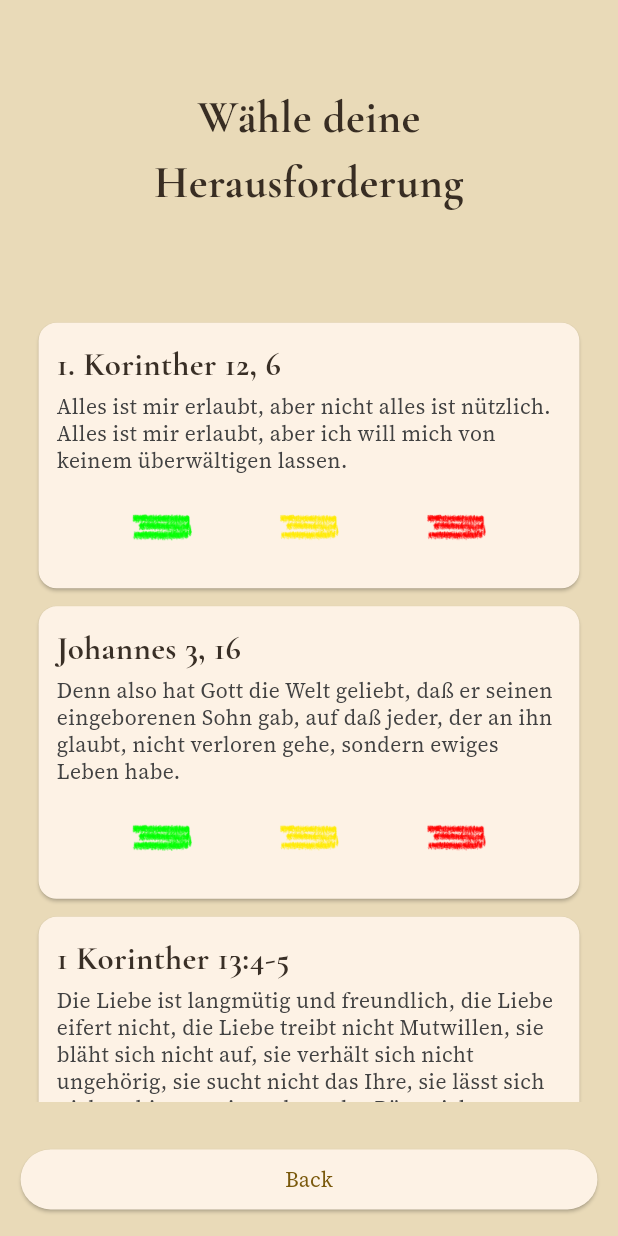
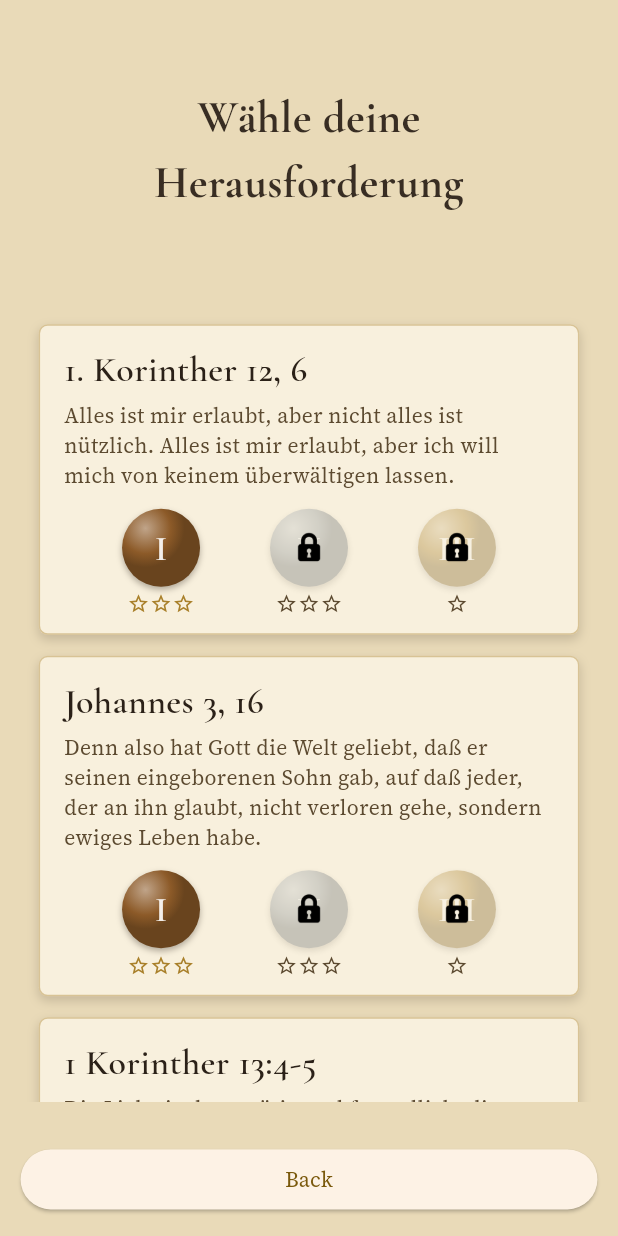
Before and after one commit to Paradoxianer/flying_words, a Flutter app: the LevelSelectionScreen screen opened by its route, on a phone screen of 412 x 824 dp. Run offline on Flutter 3.47's test engine with Material 3 defaults, Android fonts, the phone set to English and light mode, and no system bars; our stand-ins replace audioplayers, firebase_core, firebase_crashlytics, go_router, google_mobile_ads, in_app_purchase and 1 more; missing offline and left inert: games_services; accounts and stored records are empty.

Commit message:
Scriptorium design PR 2: parchment cards, wax seals and stars
Part of #39; fixes #26 and fixes #28.

- the level selection shows each verse as a parchment card: verse
  reference in the display face, readable verse text, and the three
  difficulties as wax seals I/II/III (bronze/silver/gold)
- locked seals are greyed out, carry the padlock and don't react;
  unlocking follows the strict rule from #39 (two stars on the
  previous seal, evaluated per verse)
- earned stars are shown under every seal (seal I/II up to three,
  seal III the single master star)
- PlayerProgress.progressForVerse provides the per-verse progress;
  the unused difficulty marker image map is gone
- widget tests for the locked/unlocked and star display states

Co-Authored-By: Claude Fable 5 <noreply@anthropic.com>
Claude-Session: https://claude.ai/code/session_01C31aajg4sVKhdu6RmcpkPo

```diff
--- a/lib/src/game_internals/lesson.dart
+++ b/lib/src/game_internals/lesson.dart
@@ -18,13 +18,6 @@ Map<Difficulty, int> difficultyWordcount = {
   Difficulty.normal: 6,
   Difficulty.insane: 11,
 };
-
-Map<Difficulty, String> difficultyImagePath = {
-  Difficulty.slow: 'assets/images/marker/marker_green.png',
-  Difficulty.normal: 'assets/images/marker/marker_yellow.png',
-  Difficulty.insane: 'assets/images/marker/marker_red.png',
-};
-
 
 class Lesson{
   final int number;
--- a/lib/src/level_selection/level_item.dart
+++ b/lib/src/level_selection/level_item.dart
@@ -5,55 +5,68 @@ import 'package:go_router/go_router.dart';
 
 import '../audio/audio_controller.dart';
 import '../audio/sounds.dart';
+import '../player_progress/player_progress.dart';
+import '../style/palette.dart';
+import '../style/scriptorium_text.dart';
+import 'wax_seal.dart';
 
+/// One verse in the level selection: a parchment card with the verse,
+/// the three wax seals (difficulties) and the earned stars.
 class LevelItem extends StatelessWidget {
   final Lesson level;
   const LevelItem(this.level, {super.key});
 
   @override
   Widget build(BuildContext context) {
-    return Card(
-      margin: const EdgeInsets.symmetric(horizontal: 12, vertical: 6),
+    final palette = context.watch<Palette>();
+    final progress =
+        context.watch<PlayerProgress>().progressForVerse(level.verse);
+
+    return Container(
+      margin: const EdgeInsets.symmetric(horizontal: 12, vertical: 7),
+      decoration: BoxDecoration(
+        color: palette.parchmentLight,
+        borderRadius: BorderRadius.circular(6),
+        border: Border.all(color: palette.gold.withValues(alpha: 0.4)),
+        boxShadow: [
+          BoxShadow(
+            color: palette.inkFullOpacity.withValues(alpha: 0.18),
+            blurRadius: 5,
+            offset: const Offset(0, 3),
+          ),
+        ],
+      ),
       child: Padding(
-        padding: const EdgeInsets.all(12),
+        padding: const EdgeInsets.fromLTRB(16, 12, 16, 8),
         child: Column(
           crossAxisAlignment: CrossAxisAlignment.start,
           children: [
             Text(
               level.verse,
-              style: const TextStyle(
-                fontFamily: 'Cormorant Garamond', fontWeight: FontWeight.w700,
-                fontSize: 22,
-              ),
+              style:
+                  ScriptoriumText.verseRef.copyWith(color: palette.inkFullOpacity),
             ),
             const SizedBox(height: 4),
             Text(
               level.text,
-              style: TextStyle(
-                fontSize: 14,
-                height: 1.3,
-                color: Colors.grey.shade800,
-              ),
+              style: ScriptoriumText.verse
+                  .copyWith(fontSize: 14, color: palette.inkFaded),
             ),
             const SizedBox(height: 8),
             Row(
               mainAxisAlignment: MainAxisAlignment.spaceEvenly,
               children: [
                 for (final difficulty in Difficulty.values)
-                  IconButton(
-                    tooltip: difficulty.name,
+                  WaxSeal(
+                    key: Key('seal-${level.number}-${difficulty.name}'),
+                    difficulty: difficulty,
+                    progress: progress,
                     onPressed: () {
                       final audioController = context.read<AudioController>();
                       audioController.playSfx(SfxType.buttonTap);
-                      GoRouter.of(context)
-                          .go('/play/session/${level.number}/${difficulty.name}');
+                      GoRouter.of(context).go(
+                          '/play/session/${level.number}/${difficulty.name}');
                     },
-                    icon: Image.asset(
-                      difficultyImagePath[difficulty]!,
-                      width: 40,
-                      height: 40,
-                      fit: BoxFit.contain,
-                    ),
                   ),
               ],
             ),
--- /dev/null
+++ b/lib/src/level_selection/wax_seal.dart
@@ -0,0 +1,129 @@
+import 'package:flutter/material.dart';
+import 'package:flying_words/src/game_internals/lesson.dart';
+import 'package:provider/provider.dart';
+
+import '../player_progress/player_progress.dart';
+import '../style/palette.dart';
+import '../style/scriptorium_text.dart';
+
+const _sealNumerals = {
+  Difficulty.slow: 'I',
+  Difficulty.normal: 'II',
+  Difficulty.insane: 'III',
+};
+
+/// A wax seal representing one difficulty of a verse: bronze, silver or
+/// gold, with the earned stars underneath. Locked seals are greyed out
+/// and carry the padlock (#26, #39).
+class WaxSeal extends StatelessWidget {
+  final Difficulty difficulty;
+  final VerseProgress progress;
+  final VoidCallback? onPressed;
+
+  const WaxSeal({
+    super.key,
+    required this.difficulty,
+    required this.progress,
+    this.onPressed,
+  });
+
+  bool get unlocked => progress.unlocked(difficulty);
+
+  Color _sealColor(Palette palette) {
+    switch (difficulty) {
+      case Difficulty.slow:
+        return palette.sealBronze;
+      case Difficulty.normal:
+        return palette.sealSilver;
+      case Difficulty.insane:
+        return palette.sealGold;
+    }
+  }
+
+  @override
+  Widget build(BuildContext context) {
+    final palette = context.watch<Palette>();
+    final color = _sealColor(palette);
+    final stars = progress.stars(difficulty);
+    final maxStars = VerseProgress.maxStars(difficulty);
+
+    final seal = Container(
+      width: 52,
+      height: 52,
+      decoration: BoxDecoration(
+        shape: BoxShape.circle,
+        gradient: RadialGradient(
+          center: const Alignment(-0.4, -0.5),
+          colors: [
+            Color.lerp(color, Colors.white, 0.45)!,
+            color,
+            Color.lerp(color, Colors.black, 0.25)!,
+          ],
+          stops: const [0.0, 0.65, 1.0],
+        ),
+        boxShadow: [
+          BoxShadow(
+            color: palette.inkFullOpacity.withValues(alpha: 0.35),
+            blurRadius: 3,
+            offset: const Offset(0, 2),
+          ),
+        ],
+      ),
+      alignment: Alignment.center,
+      child: Text(
+        _sealNumerals[difficulty]!,
+        style: ScriptoriumText.heading.copyWith(
+          fontSize: 24,
+          color: palette.trueWhite.withValues(alpha: 0.9),
+        ),
+      ),
+    );
+
+    return Semantics(
+      button: true,
+      enabled: unlocked,
+      label: 'Siegel ${_sealNumerals[difficulty]}'
+          '${unlocked ? '' : ', gesperrt'}',
+      child: InkWell(
+        onTap: unlocked ? onPressed : null,
+        borderRadius: BorderRadius.circular(12),
+        child: Padding(
+          padding: const EdgeInsets.symmetric(horizontal: 8, vertical: 4),
+          child: Column(
+            mainAxisSize: MainAxisSize.min,
+            children: [
+              if (unlocked)
+                seal
+              else
+                Stack(
+                  alignment: Alignment.center,
+                  children: [
+                    Opacity(opacity: 0.35, child: seal),
+                    Image.asset(
+                      'assets/images/padlock.png',
+                      key: Key('padlock-${difficulty.name}'),
+                      width: 26,
+                      height: 26,
+                    ),
+                  ],
+                ),
+              const SizedBox(height: 4),
+              Row(
+                mainAxisSize: MainAxisSize.min,
+                children: [
+                  for (var i = 0; i < maxStars; i++)
+                    Icon(
+                      i < stars ? Icons.star : Icons.star_border,
+                      key: i < stars ? Key('star-${difficulty.name}-$i') : null,
+                      size: 15,
+                      color: unlocked ? palette.gold : palette.inkFaded,
+                    ),
+                ],
+              ),
+            ],
+          ),
+        ),
+      ),
+    );
+  }
+}
--- a/lib/src/player_progress/player_progress.dart
+++ b/lib/src/player_progress/player_progress.dart
@@ -144,6 +144,11 @@ class PlayerProgress extends ChangeNotifier {
   Score? getScoreforVerse(String verse, Difficulty difficulty) =>
       _progress[verse]?[difficulty];
 
+  /// The progress for [verse]; empty (nothing unlocked beyond seal I,
+  /// no stars) if the verse was never played.
+  VerseProgress progressForVerse(String verse) =>
+      _progress[verse] ?? VerseProgress();
+
   int _calculateTotalScore() {
     int total = 0;
     for (final verseProgress in _progress.values) {
```
Also changed, not shown: 1 other file.
